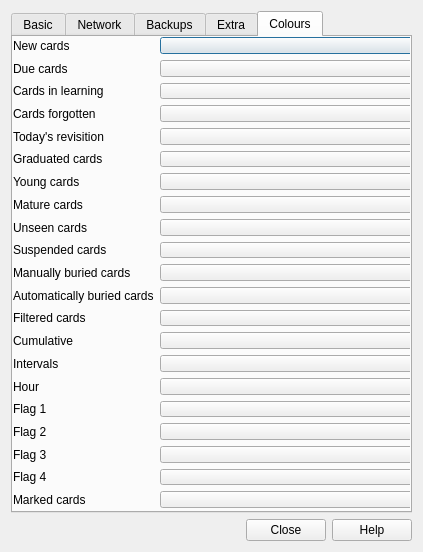
The window that designer/preferences.ui (Arthur-Milchior/anki) describes before a commit, drawn with Qt 5.
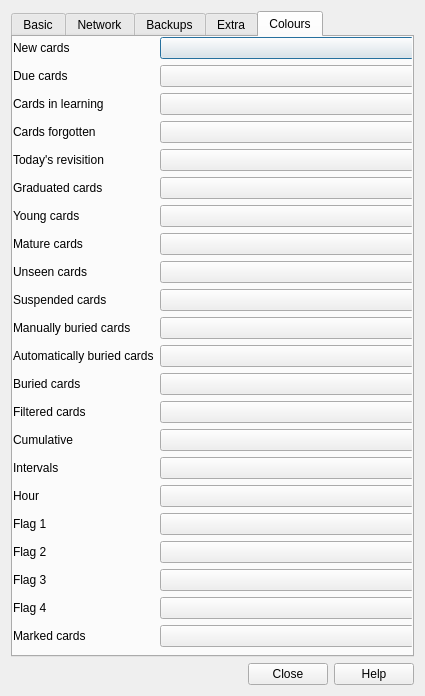
The same window after the commit.

The edit to the form file:
```diff
--- a/designer/preferences.ui
+++ b/designer/preferences.ui
@@ -6,8 +6,8 @@
    <rect>
     <x>0</x>
     <y>0</y>
-    <width>423</width>
-    <height>552</height>
+    <width>425</width>
+    <height>696</height>
    </rect>
   </property>
   <property name="windowTitle">
@@ -515,7 +515,7 @@
          <x>0</x>
          <y>0</y>
          <width>401</width>
-         <height>471</height>
+         <height>634</height>
         </rect>
        </property>
        <layout class="QFormLayout" name="formLayout">
@@ -745,7 +745,7 @@
           </property>
          </widget>
         </item>
-        <item row="12" column="0">
+        <item row="13" column="0">
          <widget class="QLabel" name="label_2">
           <property name="toolTip">
            <string>A card which is currently in a filtered deck.</string>
@@ -758,14 +758,14 @@
           </property>
          </widget>
         </item>
-        <item row="12" column="1">
+        <item row="13" column="1">
          <widget class="QPushButton" name="cramButton">
           <property name="text">
            <string/>
           </property>
          </widget>
         </item>
-        <item row="13" column="0">
+        <item row="14" column="0">
          <widget class="QLabel" name="label_2">
           <property name="toolTip">
            <string>Colour used to show a sum over the history of your deck</string>
@@ -778,7 +778,7 @@
           </property>
          </widget>
         </item>
-        <item row="13" column="1">
+        <item row="14" column="1">
          <widget class="QPushButton" name="cumButton">
           <property name="text">
            <string/>
@@ -799,7 +799,7 @@
           </property>
          </widget>
         </item>
-        <item row="14" column="0">
+        <item row="15" column="0">
          <widget class="QLabel" name="label_5">
           <property name="toolTip">
            <string>Only used in stats</string>
@@ -809,14 +809,14 @@
           </property>
          </widget>
         </item>
-        <item row="14" column="1">
+        <item row="15" column="1">
          <widget class="QPushButton" name="ivlButton">
           <property name="text">
            <string/>
           </property>
          </widget>
         </item>
-        <item row="20" column="0">
+        <item row="21" column="0">
          <widget class="QLabel" name="label_2">
           <property name="toolTip">
            <string>Notes on which you pressed «mark».</string>
@@ -829,14 +829,14 @@
           </property>
          </widget>
         </item>
-        <item row="20" column="1">
+        <item row="21" column="1">
          <widget class="QPushButton" name="markedButton">
           <property name="text">
            <string/>
           </property>
          </widget>
         </item>
-        <item row="15" column="0">
+        <item row="16" column="0">
          <widget class="QLabel" name="label_6">
           <property name="toolTip">
            <string>Only used in stats.</string>
@@ -846,15 +846,14 @@
           </property>
          </widget>
         </item>
-        <item row="15" column="1">
+        <item row="16" column="1">
          <widget class="QPushButton" name="hourButton">
           <property name="text">
            <string/>
           </property>
          </widget>
         </item>
-
-        <item row="16" column="0">
+        <item row="17" column="0">
          <widget class="QLabel" name="label_6">
           <property name="toolTip">
            <string>Flag 1.</string>
@@ -864,15 +863,14 @@
           </property>
          </widget>
         </item>
-        <item row="16" column="1">
+        <item row="17" column="1">
          <widget class="QPushButton" name="flag1Button">
           <property name="text">
            <string/>
           </property>
          </widget>
         </item>
-
-        <item row="17" column="0">
+        <item row="18" column="0">
          <widget class="QLabel" name="label_6">
           <property name="toolTip">
            <string>Flag 2.</string>
@@ -882,15 +880,14 @@
           </property>
          </widget>
         </item>
-        <item row="17" column="1">
+        <item row="18" column="1">
          <widget class="QPushButton" name="flag2Button">
           <property name="text">
            <string/>
           </property>
          </widget>
         </item>
-
-        <item row="18" column="0">
+        <item row="19" column="0">
          <widget class="QLabel" name="label_6">
           <property name="toolTip">
            <string>Flag 3.</string>
@@ -900,15 +897,14 @@
           </property>
          </widget>
         </item>
-        <item row="18" column="1">
+        <item row="19" column="1">
          <widget class="QPushButton" name="flag3Button">
           <property name="text">
            <string/>
           </property>
          </widget>
         </item>
-
-        <item row="19" column="0">
+        <item row="20" column="0">
          <widget class="QLabel" name="label_6">
           <property name="toolTip">
            <string>Flag 4.</string>
@@ -918,14 +914,27 @@
           </property>
          </widget>
         </item>
-        <item row="19" column="1">
+        <item row="20" column="1">
          <widget class="QPushButton" name="flag4Button">
           <property name="text">
            <string/>
           </property>
          </widget>
         </item>
-
+        <item row="12" column="0">
+         <widget class="QLabel" name="label_7">
+          <property name="text">
+           <string>Buried cards</string>
+          </property>
+         </widget>
+        </item>
+        <item row="12" column="1">
+         <widget class="QPushButton" name="buriedButton">
+          <property name="text">
+           <string/>
+          </property>
+         </widget>
+        </item>
        </layout>
       </widget>
      </widget>
```
